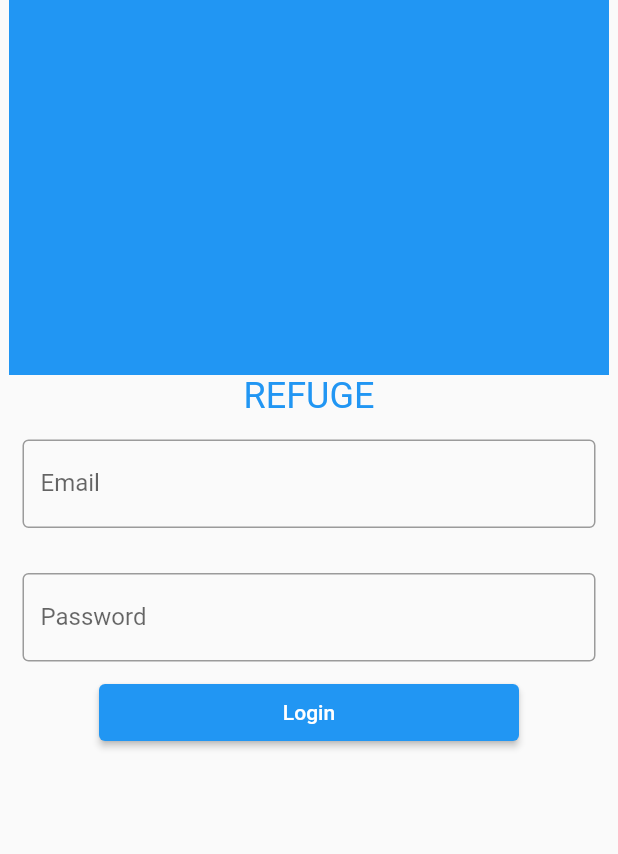
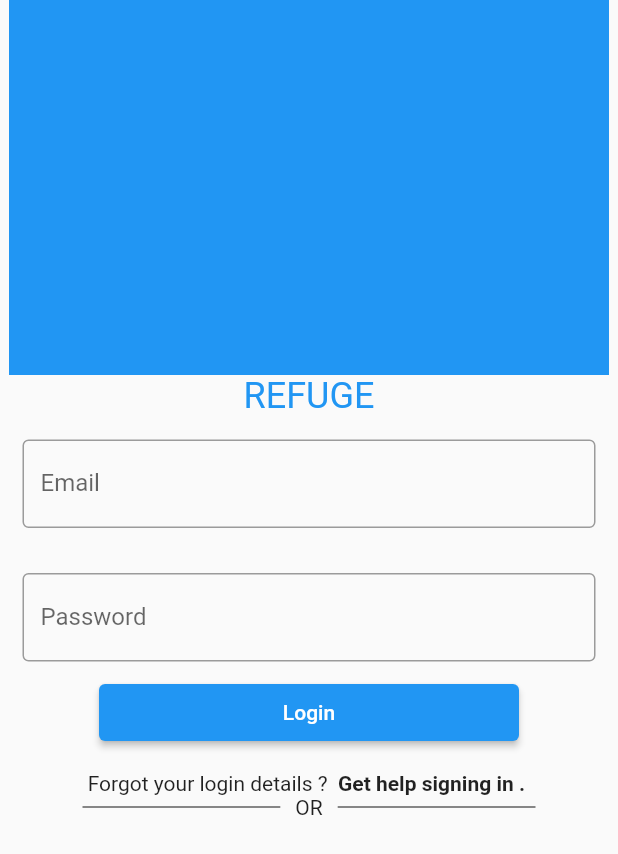
Before and after one commit to DevikaRajesh22/Refuge_user, a Flutter app: the screen it shows after launch, on a phone screen of 412 x 824 dp. Shown: the top 854 px of the screen. Run offline on Flutter 3.47's test engine with Material 2 defaults, Android fonts, the phone set to English and light mode, and no system bars; our stand-ins replace flutter_svg.

Commit message:
some texts and divider

```diff
--- a/lib/ui/screens/login_screen.dart
+++ b/lib/ui/screens/login_screen.dart
@@ -1,3 +1,5 @@
+import 'dart:ui';
+
 import 'package:flutter/material.dart';
 
 class LoginScreen extends StatelessWidget {
@@ -45,6 +47,49 @@ class LoginScreen extends StatelessWidget {
             child: const Text("Login"),
             onPressed: () {},
           ),
+        ),
+        // ignore: prefer_const_constructors
+        Padding(
+            // ignore: prefer_const_constructors
+            padding: EdgeInsets.all(
+                10)), // ignore: prefer_const_literals_to_create_immutables
+        Row(
+          crossAxisAlignment: CrossAxisAlignment.center,
+          mainAxisAlignment: MainAxisAlignment.center,
+          // ignore: prefer_const_literals_to_create_immutables
+          children: [
+            const Text("Forgot your login details ? "),
+            const Text(
+              " Get help signing in . ",
+              style: TextStyle(fontWeight: FontWeight.bold),
+            ),
+          ],
+        ),
+        Padding(
+          padding: const EdgeInsets.symmetric(horizontal: 55),
+          child: Row(
+            children: const [
+              Expanded(
+                child: Divider(
+                  color: Color.fromARGB(255, 96, 96, 96),
+                  thickness: 1,
+                ),
+              ),
+              SizedBox(
+                width: 10,
+              ),
+              Text("OR"),
+              SizedBox(
+                width: 10,
+              ),
+              Expanded(
+                child: Divider(
+                  color: Color.fromARGB(255, 96, 96, 96),
+                  thickness: 1,
+                ),
+              )
+            ],
+          ),
         )
       ],
     )));
```
